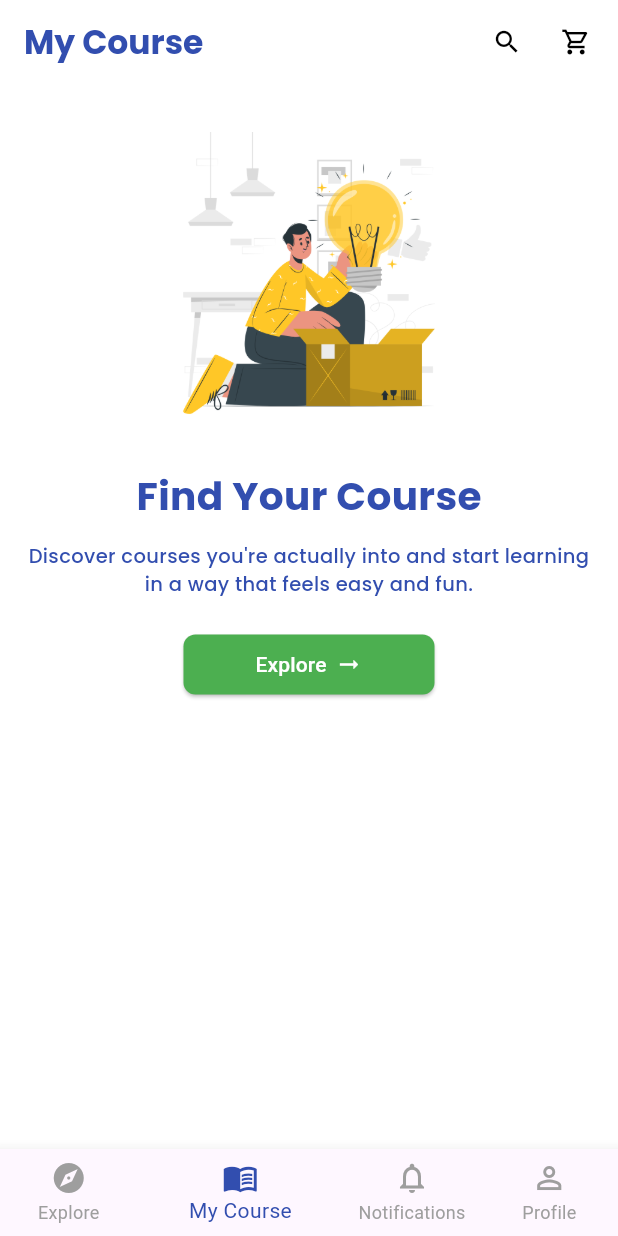
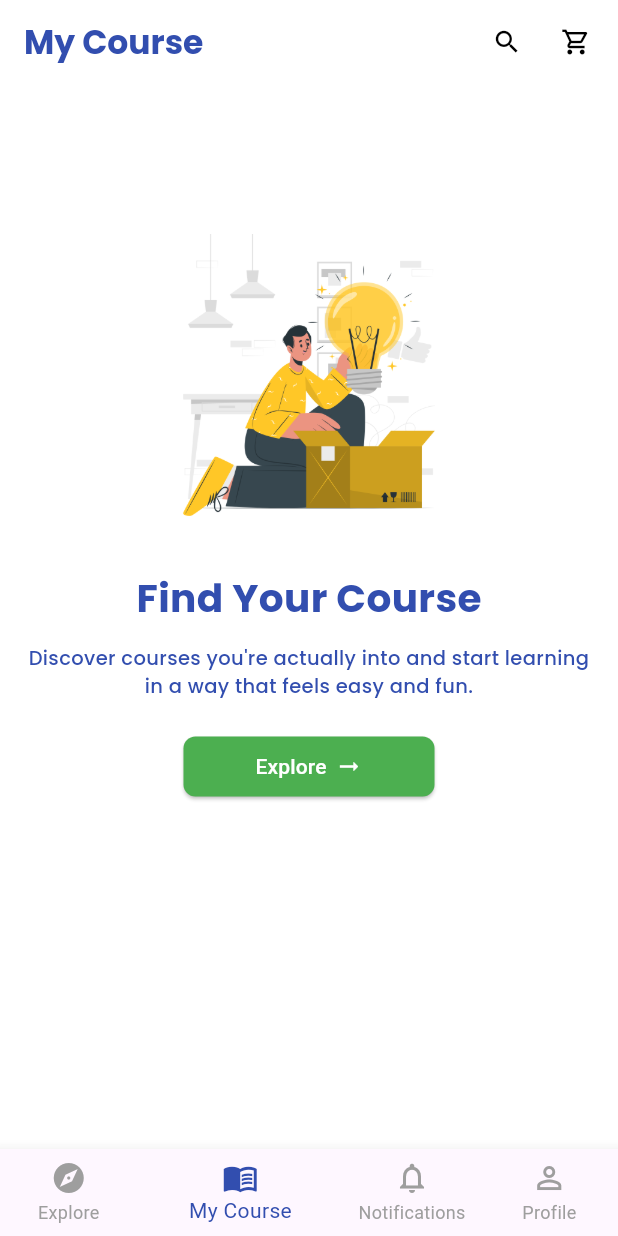
Before and after one commit to Thienry18/project-mobile, a Flutter app: the MyCoursePage screen opened directly, on a phone screen of 412 x 824 dp. Run offline on Flutter 3.47's test engine with Material 3 defaults, Android fonts, the phone set to English and light mode, and no system bars; our stand-ins replace country_picker, flutter_speed_dial, flutter_svg, google_fonts, shared_preferences; accounts and stored records are empty.

Commit message:
Merubah tampilan My Course ketika empty

```diff
--- a/lib/screens/my_course_page.dart
+++ b/lib/screens/my_course_page.dart
@@ -306,7 +306,7 @@ class _MyCoursePageState extends State<MyCoursePage> {
   Widget _buildEmptyState(bool isDarkMode) {
     return Column(
       children: [
-        const SizedBox(height: 32),
+        const SizedBox(height: 100),
         Center(
           child: Image.asset('assets/images/empty_course.png', height: 200),
         ),
```
